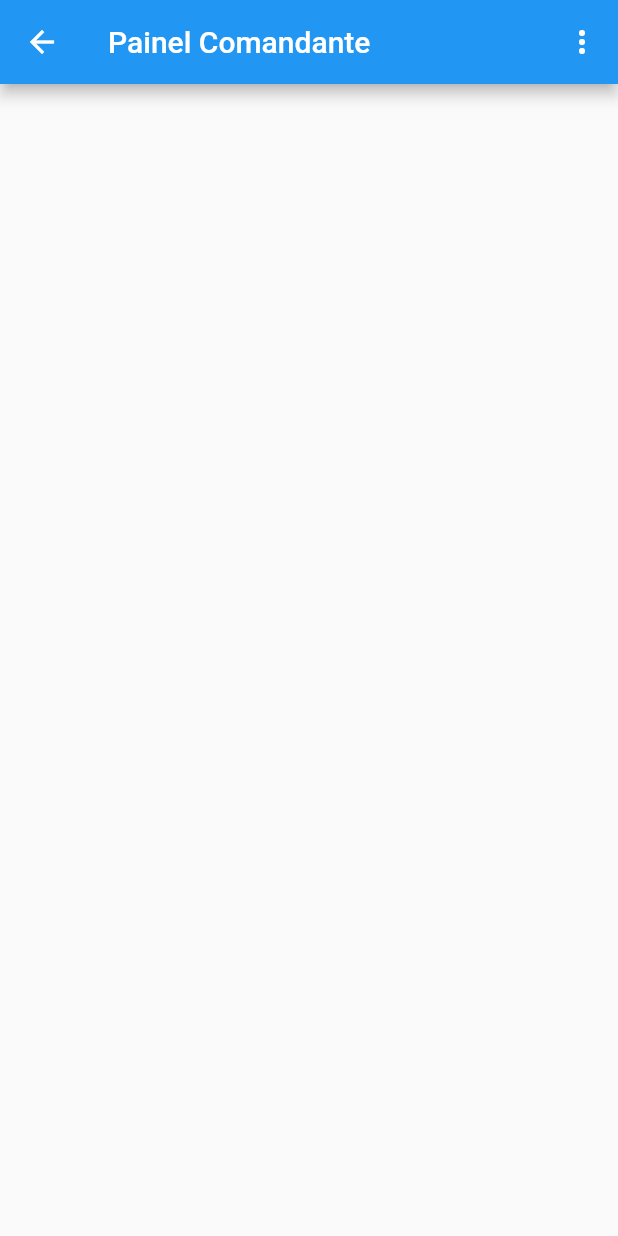
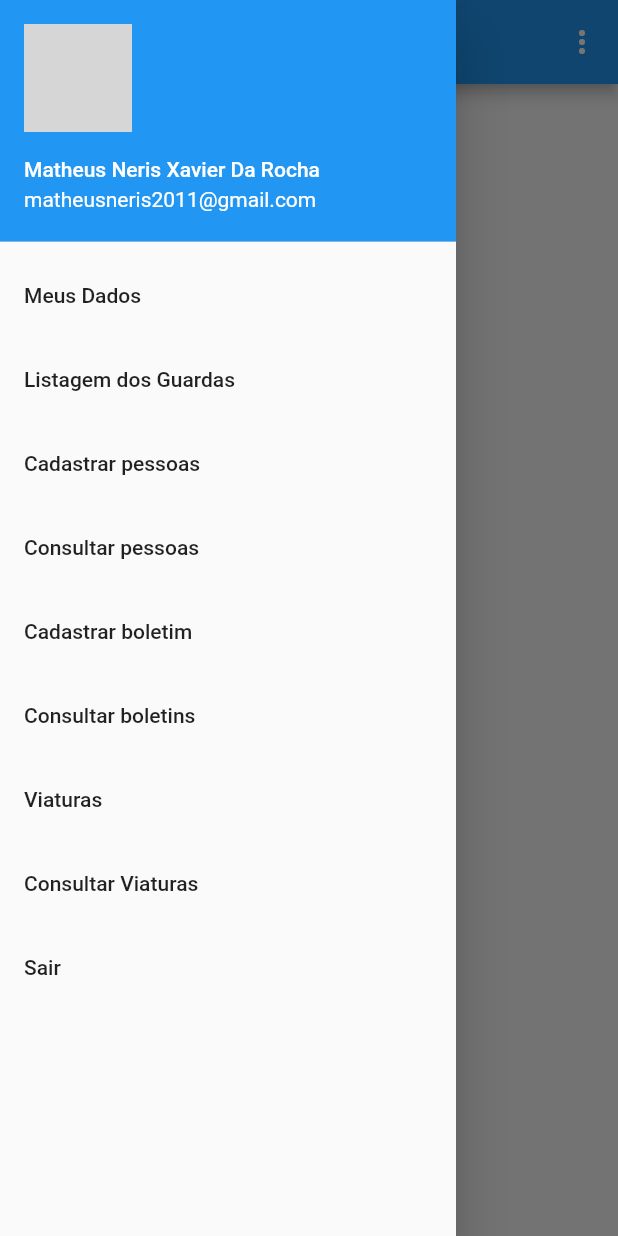
Before and after one commit to matheusneriss/aplicativo-boletim, a Flutter app: the PainelComandante screen opened by its route, with the side drawer open (before the commit the screen has no drawer), on a phone screen of 412 x 824 dp. Run offline on Flutter 3.47's test engine with Material 2 defaults, Android fonts, the phone set to English and light mode, and no system bars; our stand-ins replace cloud_firestore, firebase_auth, firebase_core, firebase_storage, image_picker, mask_text_input_formatter; accounts and stored records are empty; network calls fail; grey boxes are pictures that could not be loaded.

Commit message:
painel comandante e cadastro de viaturas

```diff
--- a/lib/Rotas.dart
+++ b/lib/Rotas.dart
@@ -1,6 +1,7 @@
 import 'package:flutter/material.dart';
 import 'package:gcm_app/telas/AbaGuardas.dart';
 import 'package:gcm_app/telas/Cadastro.dart';
+import 'package:gcm_app/telas/CadastroViatura.dart';
 import 'package:gcm_app/telas/MeusDados.dart';
 import 'package:gcm_app/telas/PainelComandante.dart';
 import 'package:gcm_app/telas/PainelGuarda.dart';
@@ -24,7 +25,9 @@ class Rotas {
         return MaterialPageRoute(builder: (_) => AbaContatos());
       case "/meusdados":
         return MaterialPageRoute(builder: (_) => Meusdados());
-      default:
+      case "/cadastroviatura":
+        return MaterialPageRoute(builder: (_) => CadastroViatura());
+        default:
         _erroRota();
     }
   }
--- a/lib/model/Usuario.dart
+++ b/lib/model/Usuario.dart
@@ -42,7 +42,7 @@ class Usuario{
   }
 
   String verificaTipoUsuario(bool tipoUsuario){
-    return tipoUsuario ? "Comandante" : "Guarda";
+    return tipoUsuario ? "" : "Guarda";
   }
 
   String get cpf => _cpf;
--- a/lib/telas/PainelComandante.dart
+++ b/lib/telas/PainelComandante.dart
@@ -47,7 +47,79 @@ class _PainelComandanteState extends State<PainelComandante> {
     )
     ],
     ),
-    body: Container()
+      drawer: new Drawer(
+        child: ListView(
+            children: [
+              new UserAccountsDrawerHeader(
+                accountName: new Text(
+                    "Matheus Neris Xavier Da Rocha"
+                ),
+                accountEmail: new Text(
+                    "matheusneris2011@gmail.com"
+                ),
+                currentAccountPicture: new CircleAvatar(
+                  backgroundImage: new NetworkImage(
+                    'https://uploads.metropoles.com/wp-content/uploads/2022/05/09154316/foto-Neymar-PSG-08052022-600x400.jpg',
+                  ),
+                ),
+              ),
+              new ListTile(
+                title: new Text("Meus Dados"),
+                onTap: () {
+                  Navigator.pushNamed(context, "/meusdados");
+                },
+              ),
+              new ListTile(
+                title: new Text("Listagem dos Guardas"),
+                onTap: () {
+                  Navigator.pushNamed(context, "/abaguardas");
+                },
+              ),
+              new ListTile(
+                title: new Text("Cadastrar pessoas"),
+                onTap: () {
+                  Navigator.pushNamed(context, "/meusdados");
+                },
+              ),
+              new ListTile(
+                title: new Text("Consultar pessoas"),
+                onTap: () {
+                  Navigator.pushNamed(context, "/meusdados");
+                },
+              ),
+              new ListTile(
+                title: new Text("Cadastrar boletim"),
+                onTap: () {
+                  Navigator.pushNamed(context, "/meusdados");
+                },
+              ),
+              new ListTile(
+                title: new Text("Consultar boletins"),
+                onTap: () {
+                  Navigator.pushNamed(context, "/meusdados");
+                },
+              ),
+              new ListTile(
+                title: new Text("Viaturas"),
+                onTap: () {
+                  Navigator.pushNamed(context, "/cadastroviatura");
+                },
+              ),
+              new ListTile(
+                title: new Text("Consultar Viaturas"),
+                onTap: () {
+                  Navigator.pushNamed(context, "/meusdados");
+                },
+              ),
+              new ListTile(
+                title: new Text("Sair"),
+                onTap: () {
+                  _deslogarUsuario();
+                },
+              ),
+            ]
+        ),
+      ),
     );
   }
 }
--- a/lib/telas/PainelGuarda.dart
+++ b/lib/telas/PainelGuarda.dart
@@ -105,12 +105,6 @@ class _PainelGuardaState extends State<PainelGuarda> {
               },
             ),
             new ListTile(
-              title: new Text("Viaturas"),
-              onTap: () {
-                Navigator.pushNamed(context, "/meusdados");
-              },
-            ),
-            new ListTile(
               title: new Text("Consultar Viaturas"),
               onTap: () {
                 Navigator.pushNamed(context, "/meusdados");
```
Also changed, not shown: lib/telas/Cadastro.dart (+44 -3 lines), lib/telas/CadastroViatura.dart (added, +96 -0 lines).
